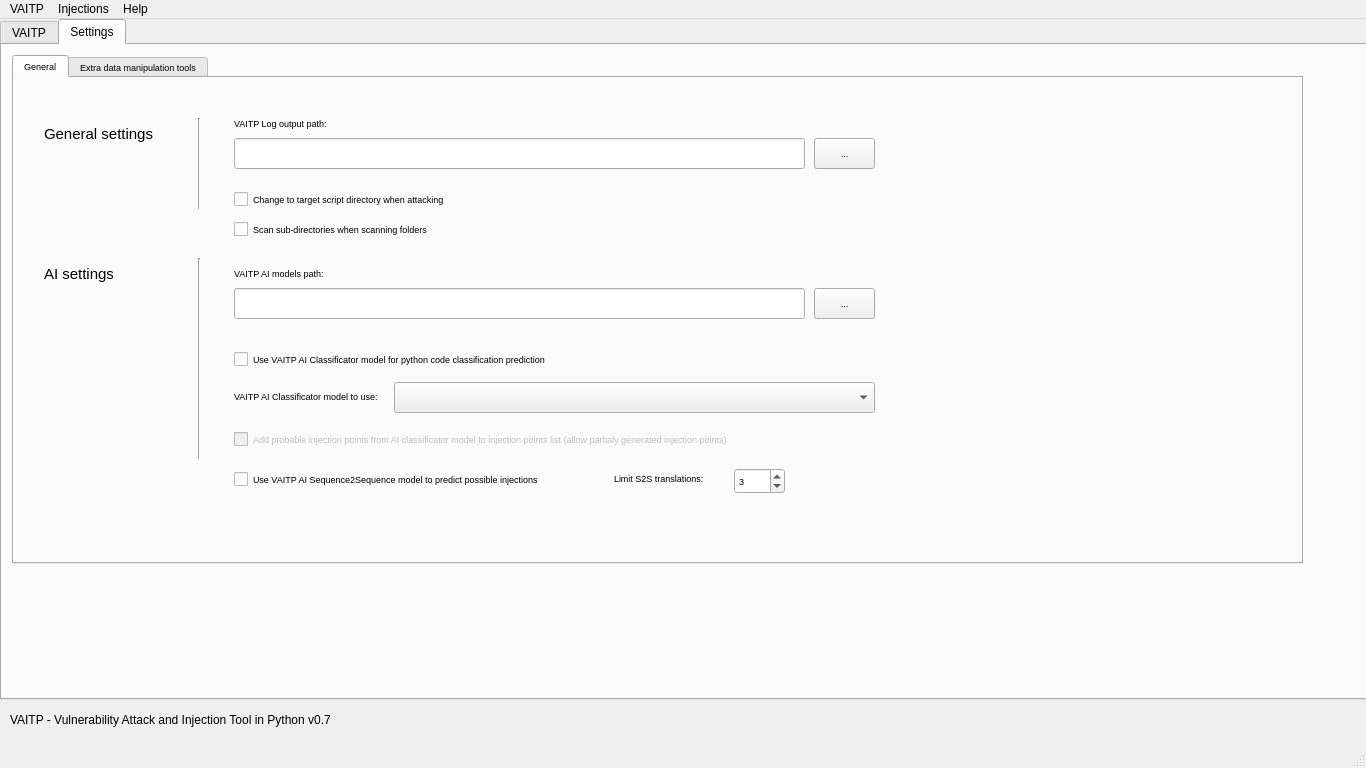
This is VAITP GUI/vaitp/vaitp.ui in netpack/vaitp as Qt 5 draws it before an edit. The edited form follows.
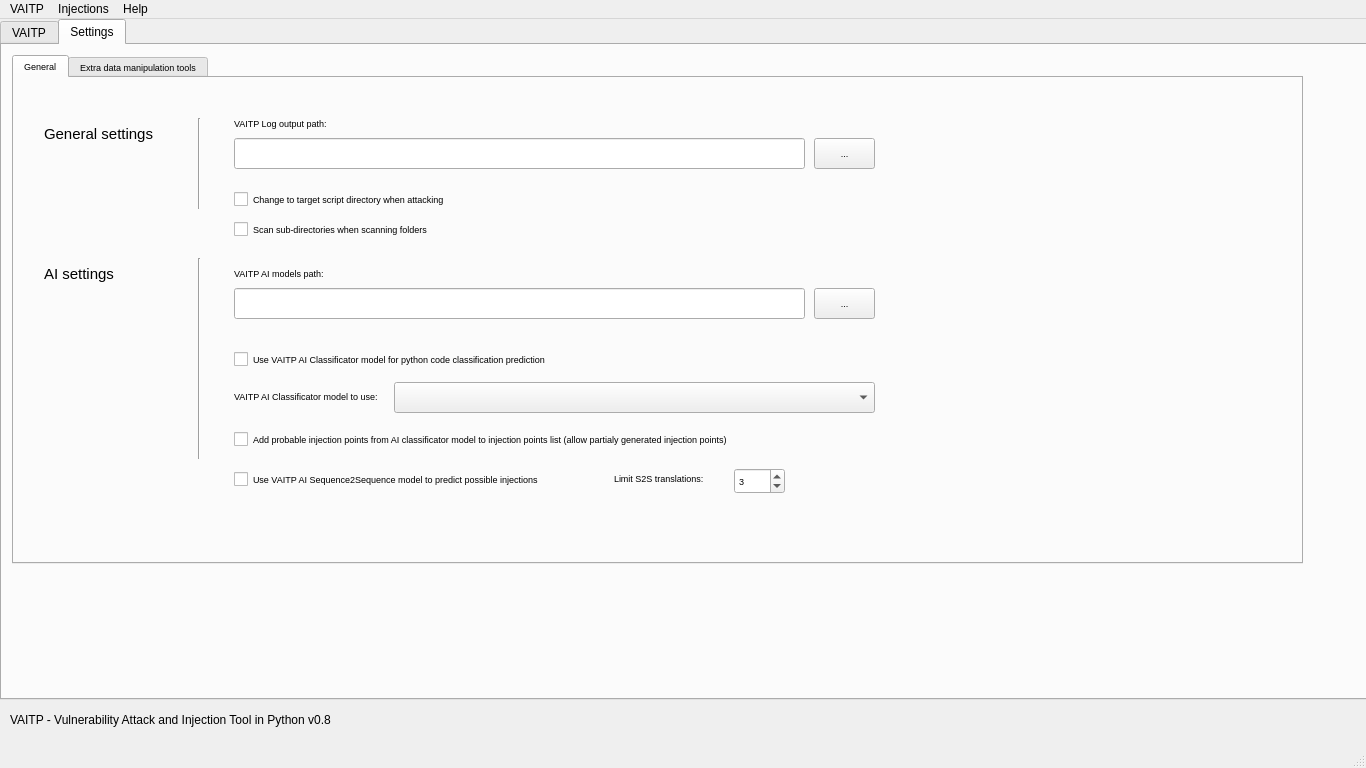
This is the edited form. The open tabs and pages were chosen to show the change. Icons and pictures are not drawn.

Commit message: Fixed minor bugs; Added vulnerable and noninjectable lables to regex; Updating GUI to version 0.8

```diff
--- a/VAITP GUI/vaitp/vaitp.ui
+++ b/VAITP GUI/vaitp/vaitp.ui
@@ -31,7 +31,7 @@
      <string/>
     </property>
     <property name="text">
-     <string>VAITP - Vulnerability Attack and Injection Tool in Python v0.7</string>
+     <string>VAITP - Vulnerability Attack and Injection Tool in Python v0.8</string>
     </property>
     <property name="alignment">
      <set>Qt::AlignLeading|Qt::AlignLeft|Qt::AlignVCenter</set>
@@ -1105,7 +1105,7 @@
        </widget>
        <widget class="QCheckBox" name="checkBox_add_partial_injection_points">
         <property name="enabled">
-         <bool>false</bool>
+         <bool>true</bool>
         </property>
         <property name="geometry">
          <rect>
```
The commit also changes 7 other files.
